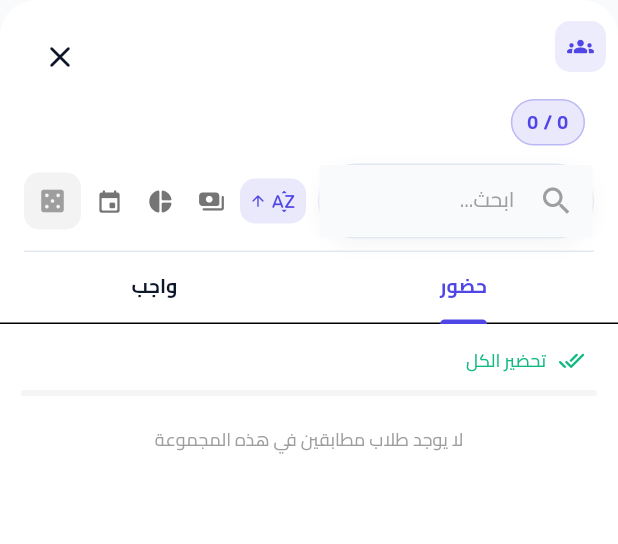
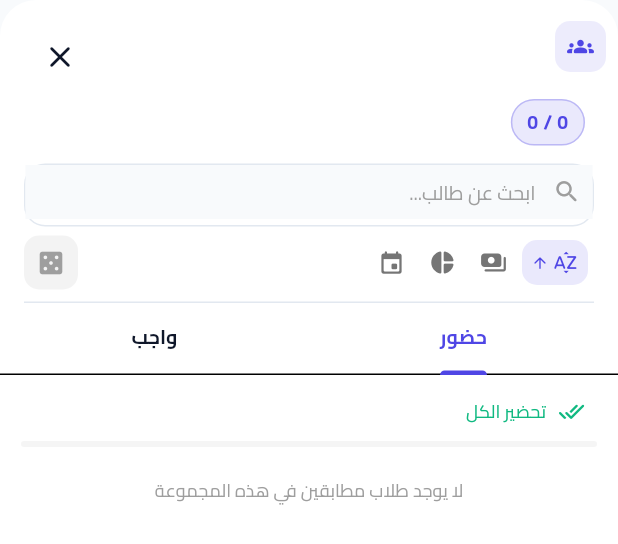
Before and after one commit to amertimraz/App-Active-Class, a Flutter app: the _AttendanceSheet widget shown alone on an empty page, opened directly with empty values, on a phone screen of 412 x 824 dp. Shown: the top 544 px of the screen. Run offline on Flutter 3.47's test engine with Material 3 defaults, Android fonts, the phone set to English and light mode, and no system bars; our stand-ins replace audioplayers, cloud_firestore, device_info_plus, dio, file_picker, firebase_auth and 19 more; missing offline and left inert: android_id, excel, firebase_app_check, in_app_update, media_store_plus, mobile_scanner and 1 more; accounts and stored records are empty; network calls fail; statements that could not run were skipped.

Commit message:
تنسيق: مربع البحث المشترك أصغر وأنضف + سجل الحضور سطرين
CustomSearchBar: كان بحشوة أفقية 20 + أيقونات كبيرة + pill radius 30 —
بيتزنق لما يبقى جنبه أزرار كتير (زي شريط الترتيب + النرد في سجل الحضور).
دلوقتي: radius 14، أيقونة بحث 19، حشوة 4، close بدل IconButton، شيلت
الظل. يفيد كل الشاشات اللي بتستخدمه (طلاب/مدفوعات/مجموعات/QR).

سجل الحضور: البحث على سطر لوحده full-width، والترتيب + النرد تحته —
بدل ما التلاتة يتزنقوا في سطر واحد.

Co-Authored-By: Claude Sonnet 5 <noreply@anthropic.com>

```diff
--- a/lib/views/attendance/attendance_page.dart
+++ b/lib/views/attendance/attendance_page.dart
@@ -975,25 +975,24 @@ class _AttendanceSheetState extends State<_AttendanceSheet> {
             // المجموعة).
             Padding(
               padding: const EdgeInsets.fromLTRB(16, 0, 16, 8),
-              child: Row(children: [
-                Expanded(
-                  child: CustomSearchBar(
+              child: Column(children: [
+                CustomSearchBar(
                   controller: _searchController,
-                    hintText: 'ابحث...',
+                  hintText: 'ابحث عن طالب...',
                   onChanged: (v) => setState(() => _searchQuery = v),
                   onClear: () => setState(() {
                     _searchController.clear();
                     _searchQuery = '';
                   }),
                 ),
-                ),
-                const SizedBox(width: 4),
+                const SizedBox(height: 6),
+                Row(children: [
                   StudentSortBar(
                     sortBy: _sortBy,
                     ascending: _sortAscending,
                     onChanged: _onSortTap,
                   ),
-                const SizedBox(width: 4),
+                  const Spacer(),
                   // spec 020 — اختيار طالب عشوائي للتسميع/السؤال أثناء الحصة
                   Material(
                     color: groupStudents.isEmpty
@@ -1006,7 +1005,7 @@ class _AttendanceSheetState extends State<_AttendanceSheet> {
                           ? null
                           : () => _pickRandomStudent(groupStudents, statusMap),
                       child: Padding(
-                      padding: const EdgeInsets.all(9),
+                        padding: const EdgeInsets.all(8),
                         child: Icon(Icons.casino_rounded,
                             size: 20,
                             color: groupStudents.isEmpty
@@ -1015,6 +1014,7 @@ class _AttendanceSheetState extends State<_AttendanceSheet> {
                       ),
                     ),
                   ),
+                ]),
               ]),
             ),
             const Divider(height: 1, indent: 16, endIndent: 16),
--- a/lib/widgets/custom_widgets.dart
+++ b/lib/widgets/custom_widgets.dart
@@ -418,17 +418,12 @@ class CustomSearchBar extends StatelessWidget {
   @override
   Widget build(BuildContext context) {
     final isDark = Theme.of(context).brightness == Brightness.dark;
+    final hintColor = isDark ? Colors.grey[400] : Colors.grey[500];
     return Container(
+      constraints: const BoxConstraints(minHeight: 42),
       decoration: BoxDecoration(
         color: isDark ? const Color(0xFF1E293B) : Colors.white,
-        borderRadius: BorderRadius.circular(30),
-        boxShadow: [
-          BoxShadow(
-            color: Colors.black.withValues(alpha: 0.04),
-            blurRadius: 10,
-            offset: const Offset(0, 4),
-          ),
-        ],
+        borderRadius: BorderRadius.circular(14),
         border: Border.all(
           color: isDark ? const Color(0xFF334155) : const Color(0xFFE2E8F0),
           width: 1,
@@ -437,30 +432,33 @@ class CustomSearchBar extends StatelessWidget {
       child: TextField(
         controller: controller,
         onChanged: onChanged,
+        textAlignVertical: TextAlignVertical.center,
         style: TextStyle(
           fontFamily: 'Cairo',
-          fontSize: 14,
+          fontSize: 13.5,
           color: isDark ? Colors.white : const Color(0xFF0F172A),
         ),
         decoration: InputDecoration(
+          isDense: true,
           hintText: hintText,
           hintStyle: TextStyle(
-            fontFamily: 'Cairo',
-            color: isDark ? Colors.grey[400] : Colors.grey[500],
-          ),
-          prefixIcon: Icon(Icons.search,
-              color: isDark ? Colors.grey[400] : Colors.grey[500]),
-          suffixIcon: controller.text.isNotEmpty
-              ? IconButton(
-                  icon: const Icon(Icons.clear),
-                  onPressed: onClear ?? () => controller.clear(),
-                )
-              : null,
+              fontFamily: 'Cairo', fontSize: 13, color: hintColor),
+          prefixIcon: Icon(Icons.search_rounded, size: 19, color: hintColor),
+          prefixIconConstraints:
+              const BoxConstraints(minWidth: 34, minHeight: 34),
+          suffixIcon: controller.text.isEmpty
+              ? null
+              : InkWell(
+                  onTap: onClear ?? () => controller.clear(),
+                  child: Icon(Icons.close_rounded, size: 17, color: hintColor),
+                ),
+          suffixIconConstraints:
+              const BoxConstraints(minWidth: 32, minHeight: 32),
           border: InputBorder.none,
           enabledBorder: InputBorder.none,
           focusedBorder: InputBorder.none,
           contentPadding:
-              const EdgeInsets.symmetric(horizontal: 20, vertical: 12),
+              const EdgeInsets.symmetric(horizontal: 4, vertical: 8),
         ),
       ),
     );
```
Lines whose indentation alone changed are shown as unchanged.
